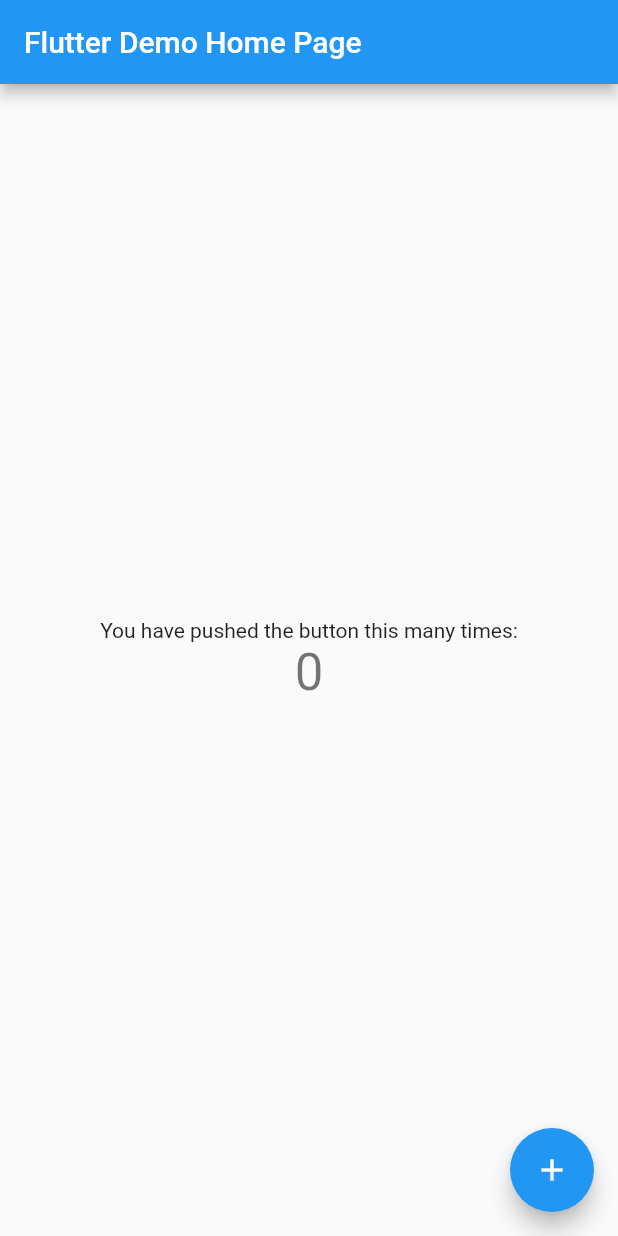
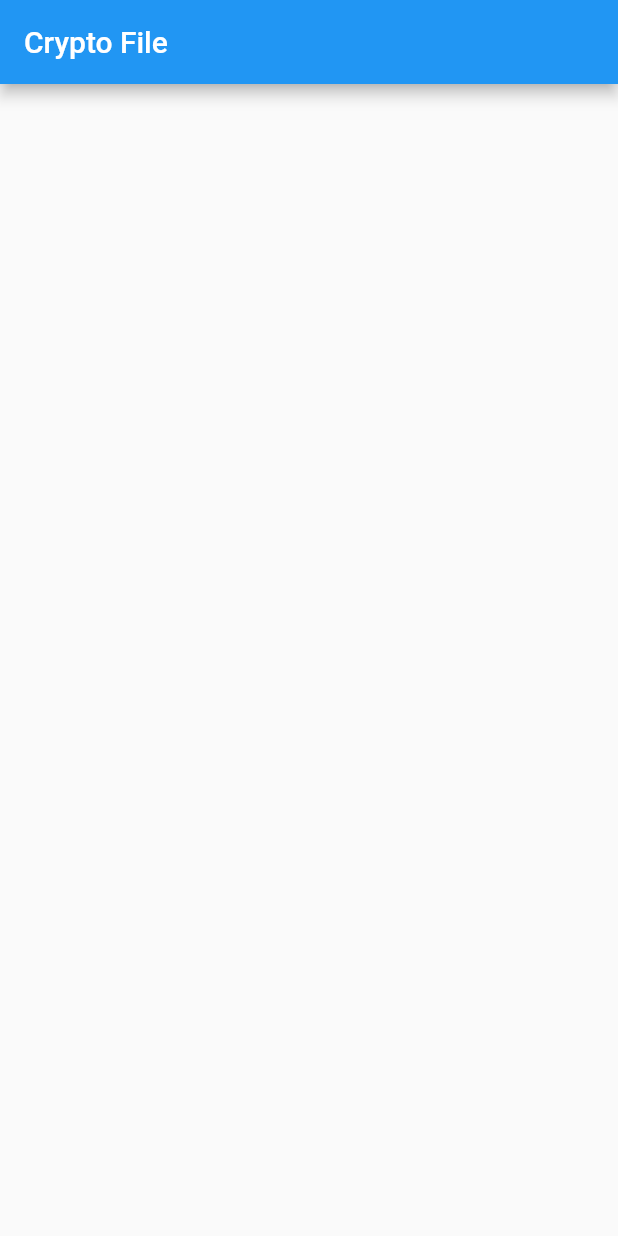
Before and after one commit to DevSanso/crypto_file_app, a Flutter app: the screen it shows after launch, on a phone screen of 412 x 824 dp. Run offline on Flutter 3.47's test engine with Material 2 defaults, Android fonts, the phone set to English and light mode, and no system bars.

Commit message:
delete Unnecessary code

```diff
--- a/lib/main.dart
+++ b/lib/main.dart
@@ -9,7 +9,7 @@ class MyApp extends StatelessWidget {
   @override
   Widget build(BuildContext context) {
     return MaterialApp(
-      title: 'Flutter Demo',
+      title: 'Crypto File',
       theme: ThemeData(
         // This is the theme of your application.
         //
@@ -26,7 +26,7 @@ class MyApp extends StatelessWidget {
         // closer together (more dense) than on mobile platforms.
         visualDensity: VisualDensity.adaptivePlatformDensity,
       ),
-      home: MyHomePage(title: 'Flutter Demo Home Page'),
+      home: MyHomePage(title: 'Crypto File'),
     );
   }
 }
@@ -50,18 +50,7 @@ class MyHomePage extends StatefulWidget {
 }
 
 class _MyHomePageState extends State<MyHomePage> {
-  int _counter = 0;
 
-  void _incrementCounter() {
-    setState(() {
-      // This call to setState tells the Flutter framework that something has
-      // changed in this State, which causes it to rerun the build method below
-      // so that the display can reflect the updated values. If we changed
-      // _counter without calling setState(), then the build method would not be
-      // called again, and so nothing would appear to happen.
-      _counter++;
-    });
-  }
 
   @override
   Widget build(BuildContext context) {
@@ -77,41 +66,7 @@ class _MyHomePageState extends State<MyHomePage> {
         // the App.build method, and use it to set our appbar title.
         title: Text(widget.title),
       ),
-      body: Center(
-        // Center is a layout widget. It takes a single child and positions it
-        // in the middle of the parent.
-        child: Column(
-          // Column is also a layout widget. It takes a list of children and
-          // arranges them vertically. By default, it sizes itself to fit its
-          // children horizontally, and tries to be as tall as its parent.
-          //
-          // Invoke "debug painting" (press "p" in the console, choose the
-          // "Toggle Debug Paint" action from the Flutter Inspector in Android
-          // Studio, or the "Toggle Debug Paint" command in Visual Studio Code)
-          // to see the wireframe for each widget.
-          //
-          // Column has various properties to control how it sizes itself and
-          // how it positions its children. Here we use mainAxisAlignment to
-          // center the children vertically; the main axis here is the vertical
-          // axis because Columns are vertical (the cross axis would be
-          // horizontal).
-          mainAxisAlignment: MainAxisAlignment.center,
-          children: <Widget>[
-            Text(
-              'You have pushed the button this many times:',
-            ),
-            Text(
-              '$_counter',
-              style: Theme.of(context).textTheme.headline4,
-            ),
-          ],
-        ),
-      ),
-      floatingActionButton: FloatingActionButton(
-        onPressed: _incrementCounter,
-        tooltip: 'Increment',
-        child: Icon(Icons.add),
-      ), // This trailing comma makes auto-formatting nicer for build methods.
+      body: null // This trailing comma makes auto-formatting nicer for build methods.
     );
   }
 }
```
